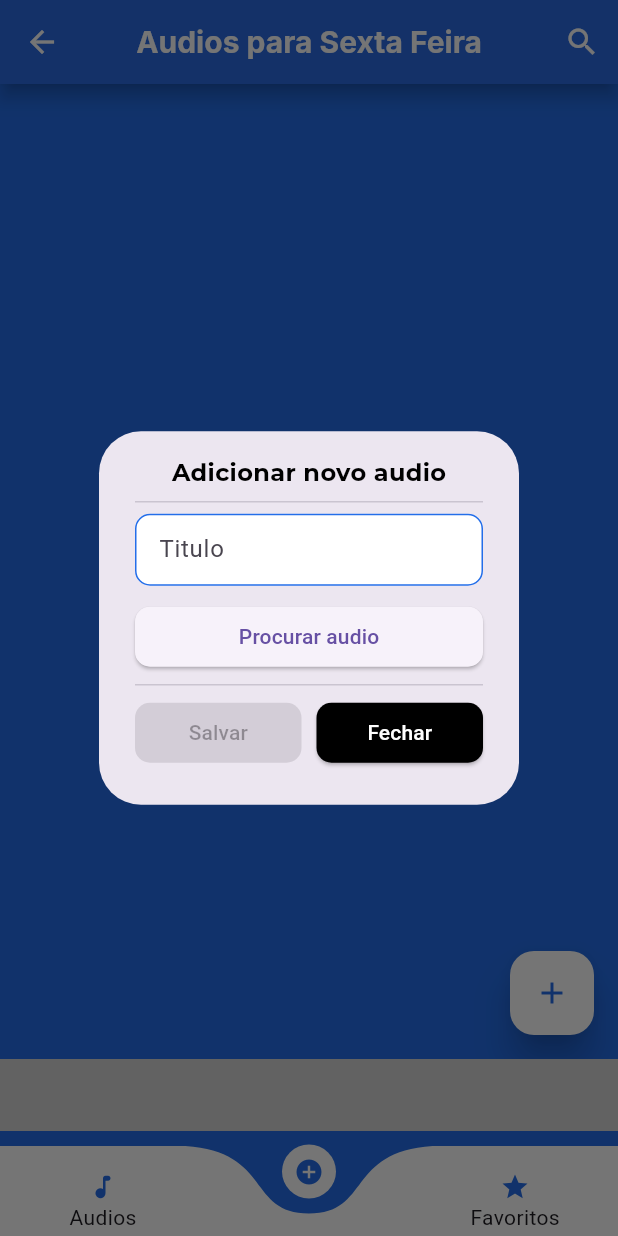
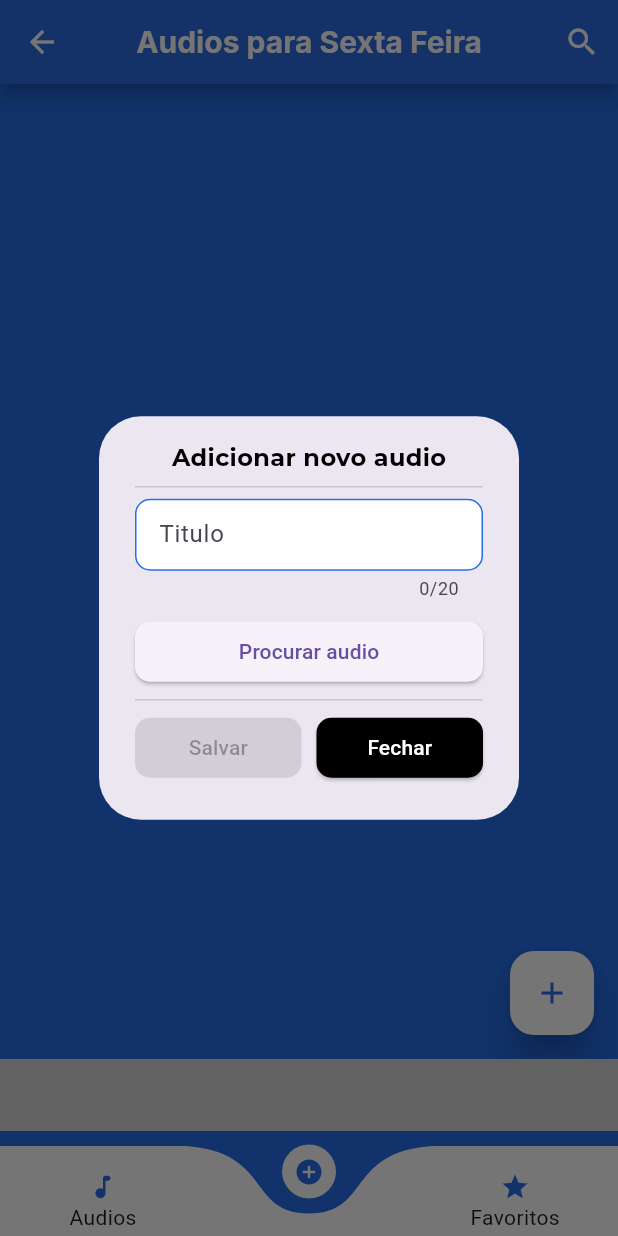
Before and after one commit to lucas3g/audio_sextafeira, a Flutter app: the screen it shows after launch, item 2 of the bottom bar chosen, after a tap on the "add" icon, on a phone screen of 412 x 824 dp. Run offline on Flutter 3.47's test engine with Material 2 defaults, Android fonts, the phone set to English and light mode, and no system bars; drawn by our look-alikes of curved_navigation_bar; our stand-ins replace audioplayers, bot_toast, dio, equatable, file_picker, flutter_mobx and 7 more; missing offline and left inert: audience_network, file_saver; accounts and stored records are empty; generated files the repository leaves out were written again; statements that could not run were skipped.

Commit message:
fix: layou and filterdlist

```diff
--- a/lib/app/core_module/components/widgets/button_audio_widget.dart
+++ b/lib/app/core_module/components/widgets/button_audio_widget.dart
@@ -37,7 +37,7 @@ class _ButtonAudioWidgetState extends State<ButtonAudioWidget> {
   @override
   Widget build(BuildContext context) {
     return Container(
-      padding: const EdgeInsets.only(left: 10, top: 10, right: 10, bottom: 15),
+      padding: const EdgeInsets.only(left: 10, top: 10, right: 10, bottom: 10),
       decoration: BoxDecoration(
         color: Colors.white,
         borderRadius: BorderRadius.circular(10),
@@ -75,19 +75,27 @@ class _ButtonAudioWidgetState extends State<ButtonAudioWidget> {
                 ),
               ),
             ),
-            Text(
-              widget.audio.name,
-              maxLines: 2,
-              overflow: TextOverflow.ellipsis,
-              textAlign: TextAlign.center,
-            ),
+            Constants.currentIndex == 1
+                ? Text(
+                    widget.audio.name,
+                    maxLines: 2,
+                    overflow: TextOverflow.ellipsis,
+                    textAlign: TextAlign.center,
+                  )
+                : Expanded(
+                    child: Text(
+                      widget.audio.name,
+                      maxLines: 2,
+                      overflow: TextOverflow.ellipsis,
+                      textAlign: TextAlign.center,
+                    ),
+                  ),
             const Divider(),
-            SizedBox(
-              height: Constants.currentIndex != 1 ? 50 : 70,
+            Expanded(
               child: GridView.count(
                 physics: const NeverScrollableScrollPhysics(),
                 crossAxisCount: 2,
-                childAspectRatio: 2,
+                childAspectRatio: Constants.currentIndex == 1 ? 2 : 1.2,
                 children: [
                   IconButton(
                     onPressed: () async {
--- a/lib/app/core_module/components/widgets/my_input_widget.dart
+++ b/lib/app/core_module/components/widgets/my_input_widget.dart
@@ -96,7 +96,6 @@ class _MyInputWidgetState extends State<MyInputWidget> {
       maxLength: widget.maxLength,
       controller: widget.textEditingController,
       decoration: InputDecoration(
-        counterText: '',
         hintText: widget.hintText,
         label: Text(widget.label),
         suffixIcon: widget.suffixIcon,
--- a/lib/app/modules/home/submodules/lista_audios/presenter/lista_audios_page.dart
+++ b/lib/app/modules/home/submodules/lista_audios/presenter/lista_audios_page.dart
@@ -64,7 +64,7 @@ class _ListaAudiosPageState extends State<ListaAudiosPage> {
                 return GridView.builder(
                   padding: const EdgeInsets.only(bottom: 15),
                   gridDelegate: const SliverGridDelegateWithFixedCrossAxisCount(
-                    childAspectRatio: 0.56,
+                    childAspectRatio: 0.6,
                     crossAxisCount: 3,
                     mainAxisSpacing: 10,
                     crossAxisSpacing: 10,
--- a/lib/app/modules/home/submodules/meus_audios/presenter/meus_audios_page.dart
+++ b/lib/app/modules/home/submodules/meus_audios/presenter/meus_audios_page.dart
@@ -56,7 +56,7 @@ class _MeusAudiosPageState extends State<MeusAudiosPage> {
                   child: Container(
                     padding: const EdgeInsets.all(10),
                     alignment: Alignment.center,
-                    height: 70,
+                    height: 80,
                     decoration: BoxDecoration(
                       color: Colors.white,
                       borderRadius: BorderRadius.circular(10),
@@ -66,6 +66,9 @@ class _MeusAudiosPageState extends State<MeusAudiosPage> {
                       hintText: 'Digite o titulo do audio',
                       label: 'Pesquisar',
                       textEditingController: searchController,
+                      onChanged: (v) {
+                        widget.store.filtro = v!;
+                      },
                     ),
                   ),
                 ),
@@ -84,7 +87,7 @@ class _MeusAudiosPageState extends State<MeusAudiosPage> {
                 );
               }
 
-              final audios = widget.store.listAudios;
+              final audios = widget.store.filtredList;
 
               if (audios.isEmpty) {
                 return Expanded(
--- a/lib/app/modules/home/submodules/meus_audios/presenter/widgets/modal_add_audio_widget.dart
+++ b/lib/app/modules/home/submodules/meus_audios/presenter/widgets/modal_add_audio_widget.dart
@@ -70,6 +70,7 @@ class _ModalAddAudioWidgetState extends State<ModalAddAudioWidget> {
                 label: 'Titulo',
                 textEditingController: tituloController,
                 campoVazio: 'Titulo não pode ser em branco',
+                maxLength: 20,
               ),
               const SizedBox(height: 10),
               Visibility(
```
